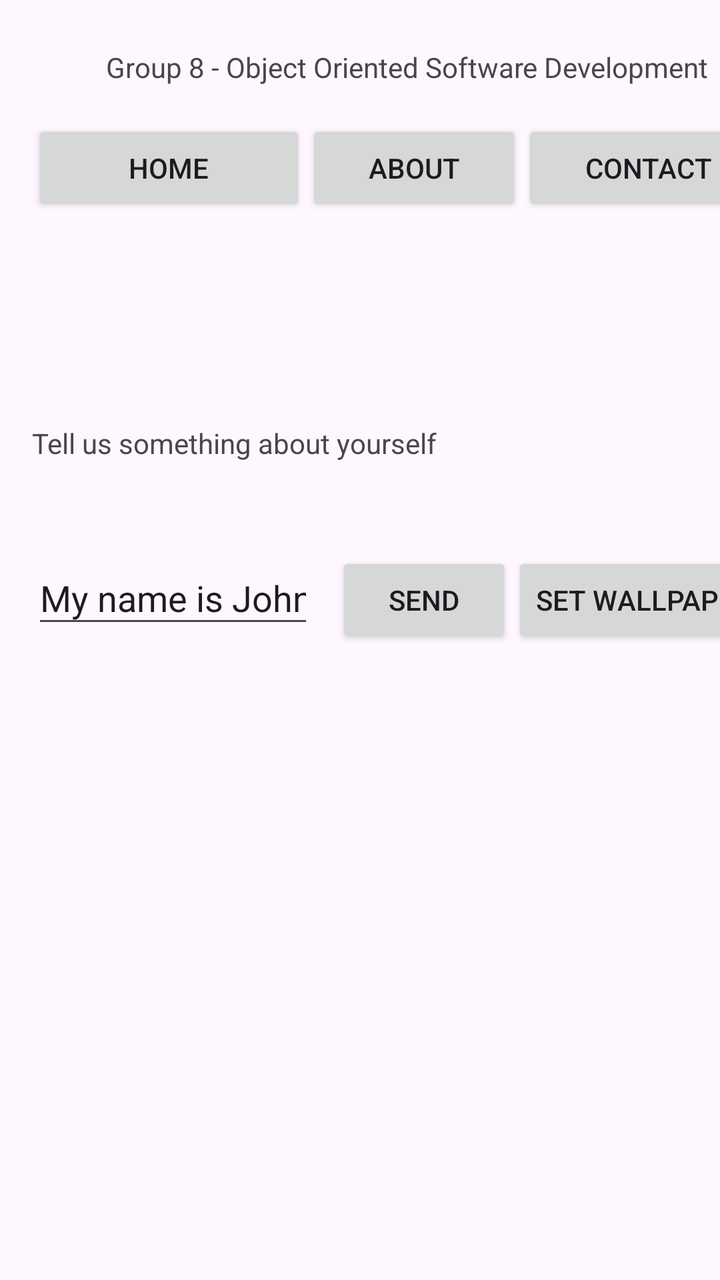
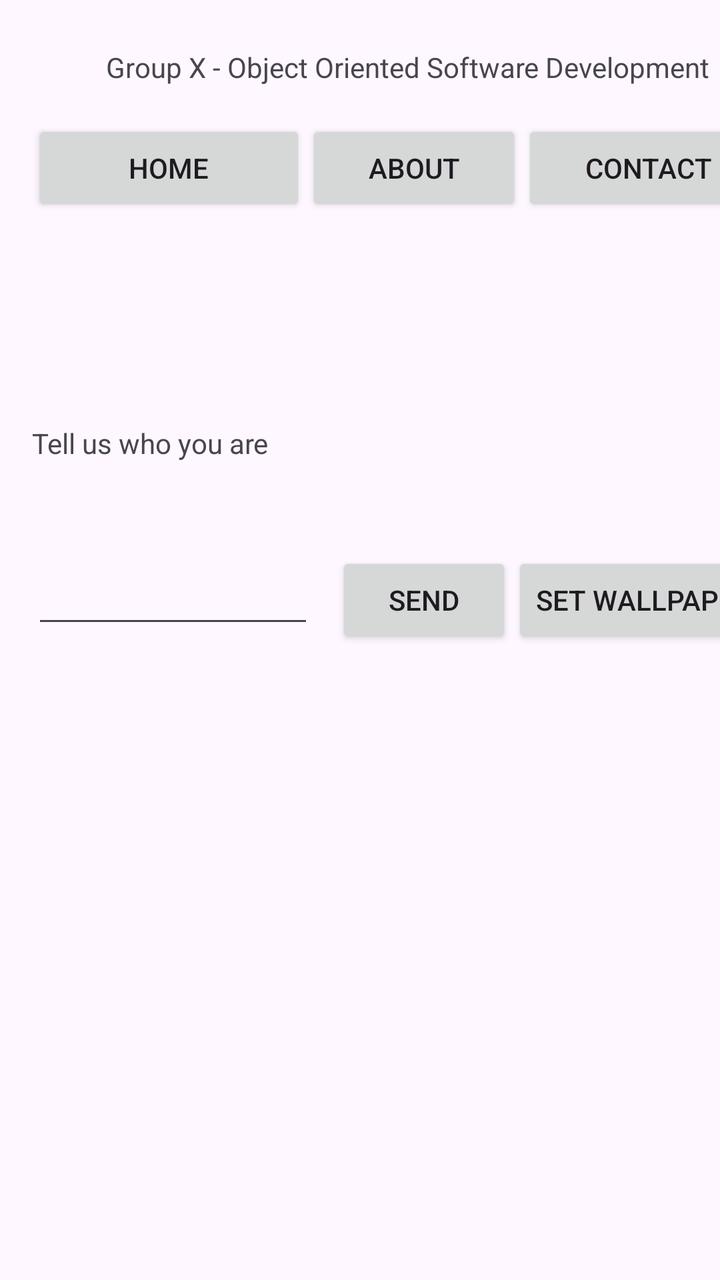

Two renders of the same Android screen: before a commit and after it. Below are the layout's source before the change and the commit's diff.
<!-- AndroidManifest.xml: application theme Theme.UsingJavaUIBtw -->
<!-- res/layout/activity_main.xml -->
<?xml version="1.0" encoding="utf-8"?>
<androidx.constraintlayout.widget.ConstraintLayout xmlns:android="http://schemas.android.com/apk/res/android"
    xmlns:app="http://schemas.android.com/apk/res-auto"
    xmlns:tools="http://schemas.android.com/tools"
    android:id="@+id/main"
    android:layout_width="match_parent"
    android:layout_height="match_parent"
    android:clickable="true"
    tools:context=".MainActivity">

    <EditText
        android:id="@+id/editTextText1"
        android:layout_width="141dp"
        android:layout_height="43dp"
        android:layout_marginStart="16dp"
        android:layout_marginTop="276dp"
        android:ems="10"
        android:inputType="text"
        android:text="My name is John"
        app:layout_constraintStart_toStartOf="parent"
        app:layout_constraintTop_toTopOf="parent" />

    <TextView
        android:id="@+id/textView3"
        android:layout_width="wrap_content"
        android:layout_height="wrap_content"
        android:layout_marginStart="16dp"
        android:layout_marginTop="154dp"
        android:text="Tell us something about yourself"
        app:layout_constraintBottom_toTopOf="@+id/editTextText1"
        app:layout_constraintStart_toStartOf="parent"
        app:layout_constraintTop_toTopOf="parent"
        app:layout_constraintVertical_bias="0.563" />

    <Button
        android:id="@+id/button5"
        android:layout_width="wrap_content"
        android:layout_height="wrap_content"
        android:layout_marginStart="168dp"
        android:onClick="handleText"
        android:text="Send"
        app:layout_constraintStart_toStartOf="parent"
        app:layout_constraintTop_toTopOf="@+id/editTextText1" />

    <TextView
        android:id="@+id/textView4"
        android:layout_width="wrap_content"
        android:layout_height="wrap_content"
        android:layout_marginStart="28dp"
        android:layout_marginTop="372dp"
        android:textColor="#E70C0C"
        android:textColorLink="#ED0A0A"
        android:textSize="24sp"
        app:layout_constraintStart_toStartOf="parent"
        app:layout_constraintTop_toTopOf="parent" />

    <androidx.constraintlayout.widget.ConstraintLayout
        android:layout_width="409dp"
        android:layout_height="59dp"
        android:layout_marginStart="1dp"
        app:layout_constraintStart_toStartOf="parent"
        app:layout_constraintTop_toTopOf="parent">

        <TextView
            android:id="@+id/headerViewbro"
            android:layout_width="wrap_content"
            android:layout_height="wrap_content"
            android:layout_marginStart="52dp"
            android:layout_marginTop="24dp"
            android:text="Group 8 - Object Oriented Software Development"
            app:layout_constraintStart_toStartOf="parent"
            app:layout_constraintTop_toTopOf="parent" />
    </androidx.constraintlayout.widget.ConstraintLayout>

    <LinearLayout
        android:layout_width="408dp"
        android:layout_height="83dp"
        android:layout_marginStart="16dp"
        android:layout_marginTop="60dp"
        android:orientation="horizontal"
        app:layout_constraintStart_toStartOf="parent"
        app:layout_constraintTop_toTopOf="parent">

        <Button
            android:id="@+id/button"
            android:layout_width="137dp"
            android:layout_height="wrap_content"
            android:enabled="true"
            android:text="Home" />

        <Button
            android:id="@+id/button4"
            android:layout_width="108dp"
            android:layout_height="wrap_content"
            android:onClick="checkAbout"
            android:text="About" />

        <Button
            android:id="@+id/button2"
            android:layout_width="126dp"
            android:layout_height="wrap_content"
            android:text="Contact" />
    </LinearLayout>

    <Button
        android:id="@+id/button3"
        android:layout_width="wrap_content"
        android:layout_height="wrap_content"
        android:layout_marginStart="256dp"
        android:layout_marginTop="276dp"
        android:text="Set Wallpaper"
        app:layout_constraintStart_toStartOf="parent"
        app:layout_constraintTop_toTopOf="parent" />

</androidx.constraintlayout.widget.ConstraintLayout>
<!-- resources referenced by this layout -->
<resources>
  <style name="Theme.UsingJavaUIBtw" parent="Base.Theme.UsingJavaUIBtw" />
  <style name="Base.Theme.UsingJavaUIBtw" parent="Theme.Material3.DayNight.NoActionBar">
          
          
      </style>
</resources>

<!-- the commit's change to res/layout/activity_main.xml (unified diff, before → after) -->
@@ -16,7 +16,6 @@
         android:layout_marginTop="276dp"
         android:ems="10"
         android:inputType="text"
-        android:text="My name is John"
         app:layout_constraintStart_toStartOf="parent"
         app:layout_constraintTop_toTopOf="parent" />
 
@@ -26,7 +25,7 @@
         android:layout_height="wrap_content"
         android:layout_marginStart="16dp"
         android:layout_marginTop="154dp"
-        android:text="Tell us something about yourself"
+        android:text="Tell us who you are"
         app:layout_constraintBottom_toTopOf="@+id/editTextText1"
         app:layout_constraintStart_toStartOf="parent"
         app:layout_constraintTop_toTopOf="parent"
@@ -67,7 +66,7 @@
             android:layout_height="wrap_content"
             android:layout_marginStart="52dp"
             android:layout_marginTop="24dp"
-            android:text="Group 8 - Object Oriented Software Development"
+            android:text="Group X - Object Oriented Software Development"
             app:layout_constraintStart_toStartOf="parent"
             app:layout_constraintTop_toTopOf="parent" />
     </androidx.constraintlayout.widget.ConstraintLayout>
